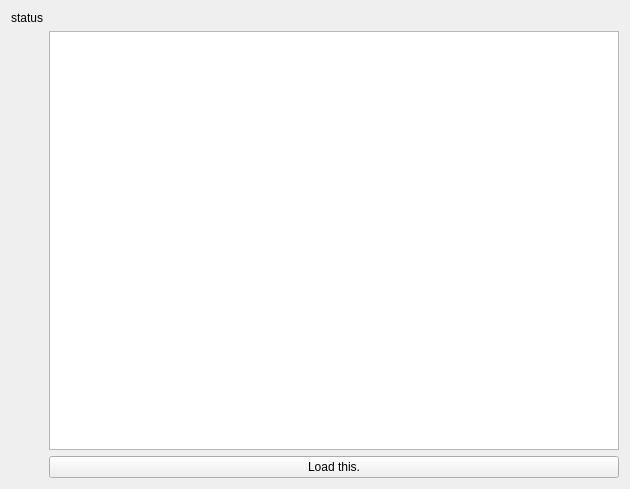
This is qrgui/versioning/transparentMode/ChangeVersion.ui in qreal/qreal as Qt 5 draws it before an edit. The edited form follows.
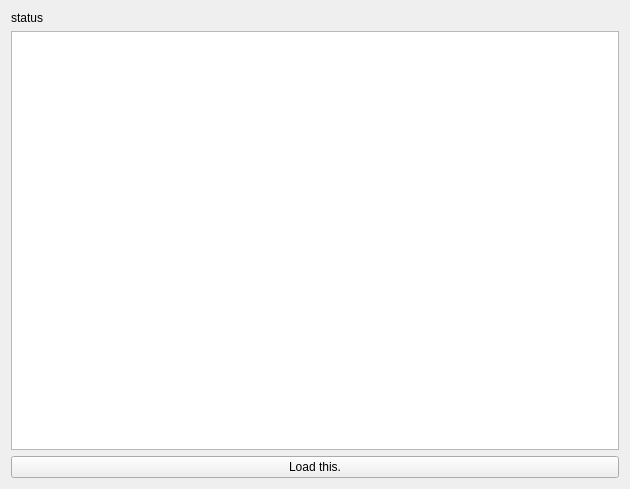
This is the edited form.

What changed in the file:
```diff
--- a/qrgui/versioning/transparentMode/ChangeVersion.ui
+++ b/qrgui/versioning/transparentMode/ChangeVersion.ui
@@ -14,14 +14,9 @@
    <string>Form</string>
   </property>
   <layout class="QGridLayout" name="gridLayout">
-   <item row="0" column="0">
-    <widget class="QLabel" name="label">
-     <property name="text">
-      <string>status</string>
-     </property>
-    </widget>
-   </item>
    <item row="1" column="1">
+    <layout class="QHBoxLayout" name="horizontalLayout">
+     <item>
     <layout class="QVBoxLayout" name="verticalLayout">
      <item>
       <widget class="QListWidget" name="listWidgetForLog"/>
@@ -34,6 +29,15 @@
       </widget>
      </item>
     </layout>
+     </item>
+    </layout>
+   </item>
+   <item row="0" column="1">
+    <widget class="QLabel" name="label">
+     <property name="text">
+      <string>status</string>
+     </property>
+    </widget>
    </item>
   </layout>
  </widget>
```
Lines whose indentation alone changed are shown as unchanged.
